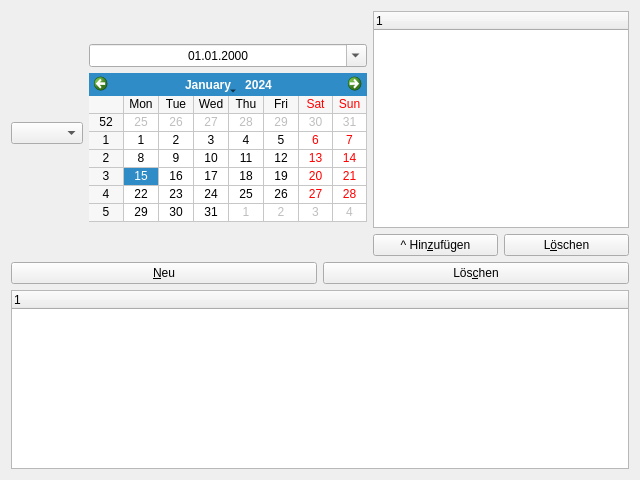
The window that cprealertedit.ui (joergpauly/megaroster) describes before a commit, drawn with Qt 5.
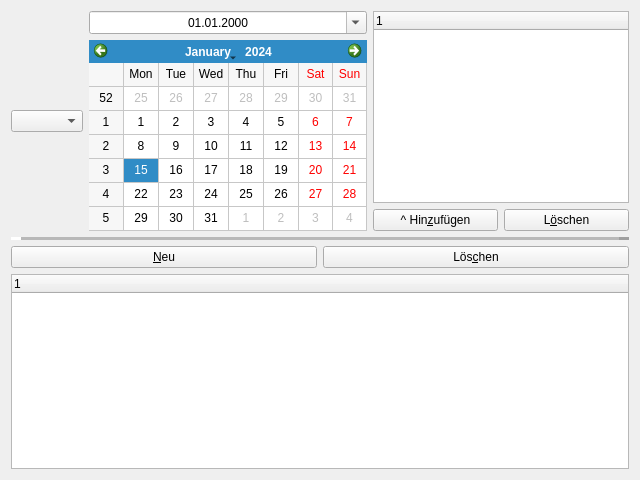
The same window after the commit.

Diff of the .ui file:
```diff
--- a/cprealertedit.ui
+++ b/cprealertedit.ui
@@ -21,19 +21,6 @@
      </item>
      <item>
       <layout class="QVBoxLayout" name="verticalLayout_2">
-       <item>
-        <spacer name="verticalSpacer_2">
-         <property name="orientation">
-          <enum>Qt::Vertical</enum>
-         </property>
-         <property name="sizeHint" stdset="0">
-          <size>
-           <width>20</width>
-           <height>40</height>
-          </size>
-         </property>
-        </spacer>
-       </item>
        <item>
         <widget class="QDateEdit" name="datFromDate">
          <property name="alignment">
@@ -54,19 +41,6 @@
          </property>
         </widget>
        </item>
-       <item>
-        <spacer name="verticalSpacer">
-         <property name="orientation">
-          <enum>Qt::Vertical</enum>
-         </property>
-         <property name="sizeHint" stdset="0">
-          <size>
-           <width>20</width>
-           <height>40</height>
-          </size>
-         </property>
-        </spacer>
-       </item>
       </layout>
      </item>
      <item>
@@ -108,6 +82,22 @@
      </item>
     </layout>
    </item>
+   <item>
+    <widget class="Line" name="line">
+     <property name="frameShadow">
+      <enum>QFrame::Raised</enum>
+     </property>
+     <property name="lineWidth">
+      <number>10</number>
+     </property>
+     <property name="midLineWidth">
+      <number>5</number>
+     </property>
+     <property name="orientation">
+      <enum>Qt::Horizontal</enum>
+     </property>
+    </widget>
+   </item>
    <item>
     <layout class="QHBoxLayout" name="horizontalLayout">
      <item>
```
